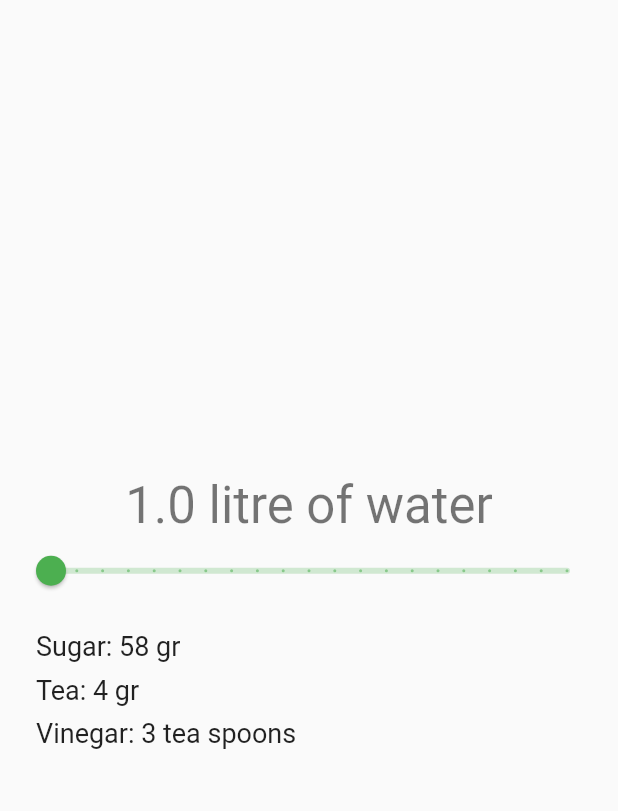
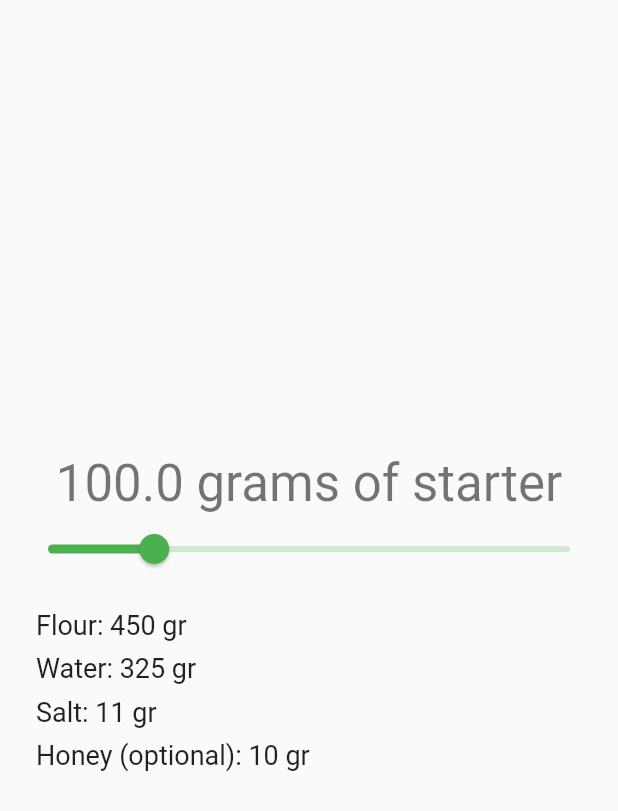
Before and after one commit to petrussola/sourdough-flutter, a Flutter app: the CalculatorPage widget shown alone on an empty page, opened directly, on a phone screen of 412 x 824 dp. Shown: the top 811 px of the screen. Run offline on Flutter 3.47's test engine with Material 2 defaults, Android fonts, the phone set to English and light mode, and no system bars; our stand-ins replace google_mobile_ads; network calls fail.

Commit message:
Proportions bread.

```diff
--- a/lib/pages/calculator_page.dart
+++ b/lib/pages/calculator_page.dart
@@ -8,25 +8,31 @@ class CalculatorPage extends StatefulWidget {
 }
 
 class _CalculatorPageState extends State<CalculatorPage> {
-  var _litres = 1.0;
+  var _starterGrams = 100.0;
 
   Map<String, Map<String, dynamic>> proportions = {
-    "sugar": {
-      "quantity": 57.89,
+    "flour": {
+      "quantity": 4.50,
       "unit": "gr",
     },
-    "tea": {
-      "quantity": 4.21,
+    "water": {
+      "quantity": 3.25,
       "unit": "gr",
     },
-    "vinegar": {
-      "quantity": 3.16,
-      "unit": "tea spoons",
+    "salt": {
+      "quantity": 0.11,
+      "unit": "gr",
+    },
+    "honey": {
+      "quantity": 0.10,
+      "unit": "gr",
     },
   };
 
-  void onSelectLitres(double value) {
-    setState(() => {_litres = value});
+  void onSelectStarterGrams(double value) {
+    setState(() => {
+          _starterGrams = value,
+        });
   }
 
   @override
@@ -40,16 +46,16 @@ class _CalculatorPageState extends State<CalculatorPage> {
           Row(
             mainAxisAlignment: MainAxisAlignment.center,
             children: [
-              Text("$_litres ${_litres > 1 ? "litres" : "litre"} of water",
+              Text("$_starterGrams grams of starter",
                   style: Theme.of(context).textTheme.headlineMedium),
             ],
           ),
           Slider.adaptive(
-            value: _litres,
-            min: 1,
-            max: 6,
-            divisions: 20,
-            onChanged: onSelectLitres,
+            value: _starterGrams,
+            min: 0,
+            max: 500,
+            divisions: 500,
+            onChanged: onSelectStarterGrams,
           ),
           Padding(
             padding: const EdgeInsets.only(left: 16.0, top: 16.0),
@@ -57,19 +63,24 @@ class _CalculatorPageState extends State<CalculatorPage> {
               crossAxisAlignment: CrossAxisAlignment.start,
               children: [
                 Ingredient(
-                  name: "Sugar",
-                  amount: _litres * (proportions["sugar"]!["quantity"]),
-                  unit: proportions["sugar"]!["unit"],
+                  name: "Flour",
+                  amount: _starterGrams * (proportions["flour"]!["quantity"]),
+                  unit: proportions["flour"]!["unit"],
                 ),
                 Ingredient(
-                  name: "Tea",
-                  amount: _litres * (proportions["tea"]!["quantity"]),
-                  unit: proportions["tea"]!["unit"],
+                  name: "Water",
+                  amount: _starterGrams * (proportions["water"]!["quantity"]),
+                  unit: proportions["water"]!["unit"],
                 ),
                 Ingredient(
-                  name: "Vinegar",
-                  amount: _litres * (proportions["vinegar"]!["quantity"]),
-                  unit: proportions["vinegar"]!["unit"],
+                  name: "Salt",
+                  amount: _starterGrams * (proportions["salt"]!["quantity"]),
+                  unit: proportions["salt"]!["unit"],
+                ),
+                Ingredient(
+                  name: "Honey (optional)",
+                  amount: _starterGrams * (proportions["honey"]!["quantity"]),
+                  unit: proportions["honey"]!["unit"],
                 ),
               ],
             ),
```
